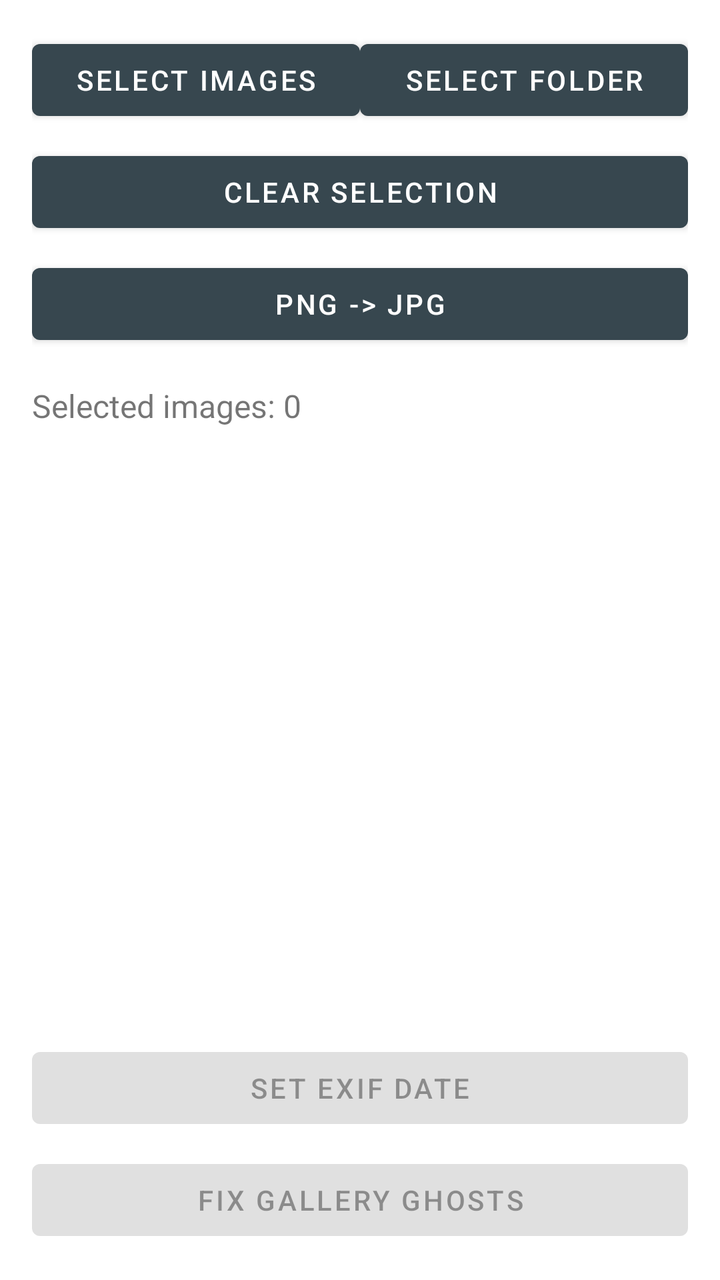
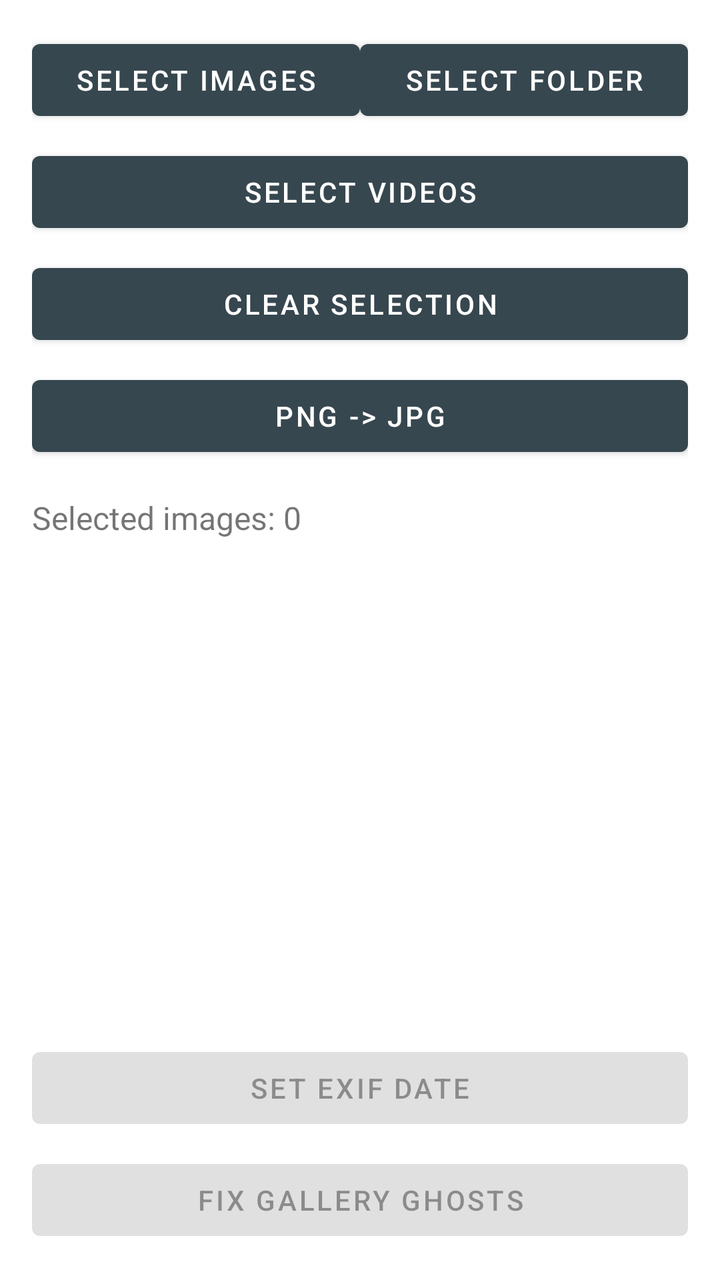

Before-and-after screenshots of an Android layout around one commit, followed by the original layout XML and the change that was made.
<!-- AndroidManifest.xml: application theme Theme.ExifDateEditor -->
<!-- res/layout/activity_main.xml -->
<?xml version="1.0" encoding="utf-8"?>
<LinearLayout xmlns:android="http://schemas.android.com/apk/res/android"
    android:layout_width="match_parent"
    android:layout_height="match_parent"
    android:orientation="vertical"
    android:padding="16dp">

    <LinearLayout
        android:layout_width="match_parent"
        android:layout_height="wrap_content"
        android:orientation="horizontal">

        <Button
            android:id="@+id/btn_select_images"
            android:layout_width="0dp"
            android:layout_height="wrap_content"
            android:layout_weight="1"
            android:text="Select Images" />

        <Button
            android:id="@+id/btn_select_folder"
            android:layout_width="0dp"
            android:layout_height="wrap_content"
            android:layout_weight="1"
            android:text="Select Folder" />

    </LinearLayout>

    <Button
        android:id="@+id/btn_clear_selection"
        android:layout_width="match_parent"
        android:layout_height="wrap_content"
        android:layout_marginTop="8dp"
        android:text="Clear Selection" />

    <Button
        android:id="@+id/btn_png_to_jpg"
        android:layout_width="match_parent"
        android:layout_height="wrap_content"
        android:layout_marginTop="8dp"
        android:text="PNG -> JPG" />

    <TextView
        android:id="@+id/tv_selected_count"
        android:layout_width="match_parent"
        android:layout_height="wrap_content"
        android:layout_marginTop="16dp"
        android:text="Selected images: 0"
        android:textSize="16sp" />

    <androidx.recyclerview.widget.RecyclerView
        android:id="@+id/rv_selected_images"
        android:layout_width="match_parent"
        android:layout_height="0dp"
        android:layout_weight="1"
        android:layout_marginTop="16dp" />

    <Button
        android:id="@+id/btn_set_exif_date"
        android:layout_width="match_parent"
        android:layout_height="wrap_content"
        android:layout_marginTop="16dp"
        android:text="Set EXIF Date"
        android:enabled="false" />

    <Button
        android:id="@+id/btn_fix_gallery_ghosts"
        android:layout_width="match_parent"
        android:layout_height="wrap_content"
        android:layout_marginTop="8dp"
        android:text="Fix Gallery Ghosts"
        android:enabled="false" />

</LinearLayout>
<!-- resources referenced by this layout -->
<resources>
  <style name="Theme.ExifDateEditor" parent="Theme.MaterialComponents.DayNight.NoActionBar">
          
          <item name="materialCalendarTheme">@style/ThemeOverlay.MaterialCalendar</item>
          <item name="colorPrimary">@color/material_blue_grey_800</item>
          <item name="colorSecondary">@color/material_blue_grey_600</item>
      </style>
  <style name="ThemeOverlay.MaterialCalendar" parent="@style/ThemeOverlay.MaterialComponents.MaterialCalendar">
          
      </style>
  <color name="material_blue_grey_800">#37474f</color>
  <color name="material_blue_grey_600">#546e7a</color>
</resources>

<!-- the commit's change to res/layout/activity_main.xml (unified diff, before → after) -->
@@ -25,6 +25,13 @@
             android:text="Select Folder" />
 
     </LinearLayout>
+
+    <Button
+        android:id="@+id/btn_select_videos"
+        android:layout_width="match_parent"
+        android:layout_height="wrap_content"
+        android:layout_marginTop="8dp"
+        android:text="Select Videos" />
 
     <Button
         android:id="@+id/btn_clear_selection"
